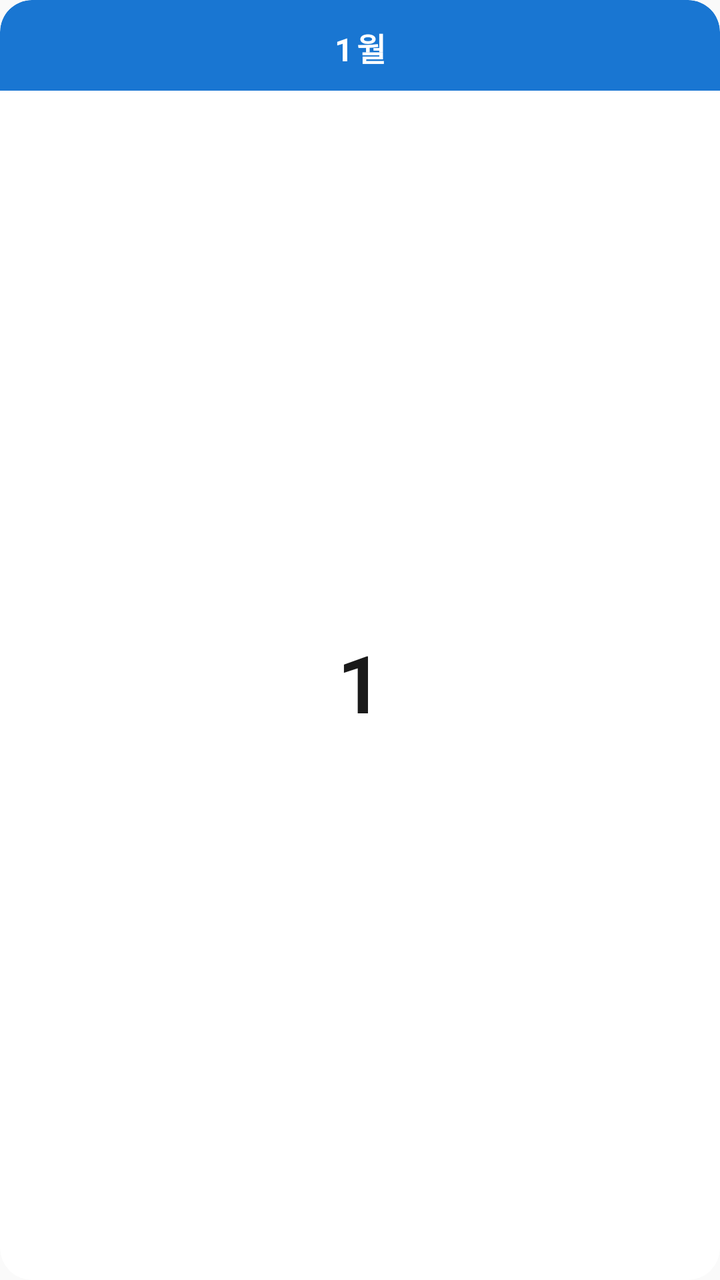
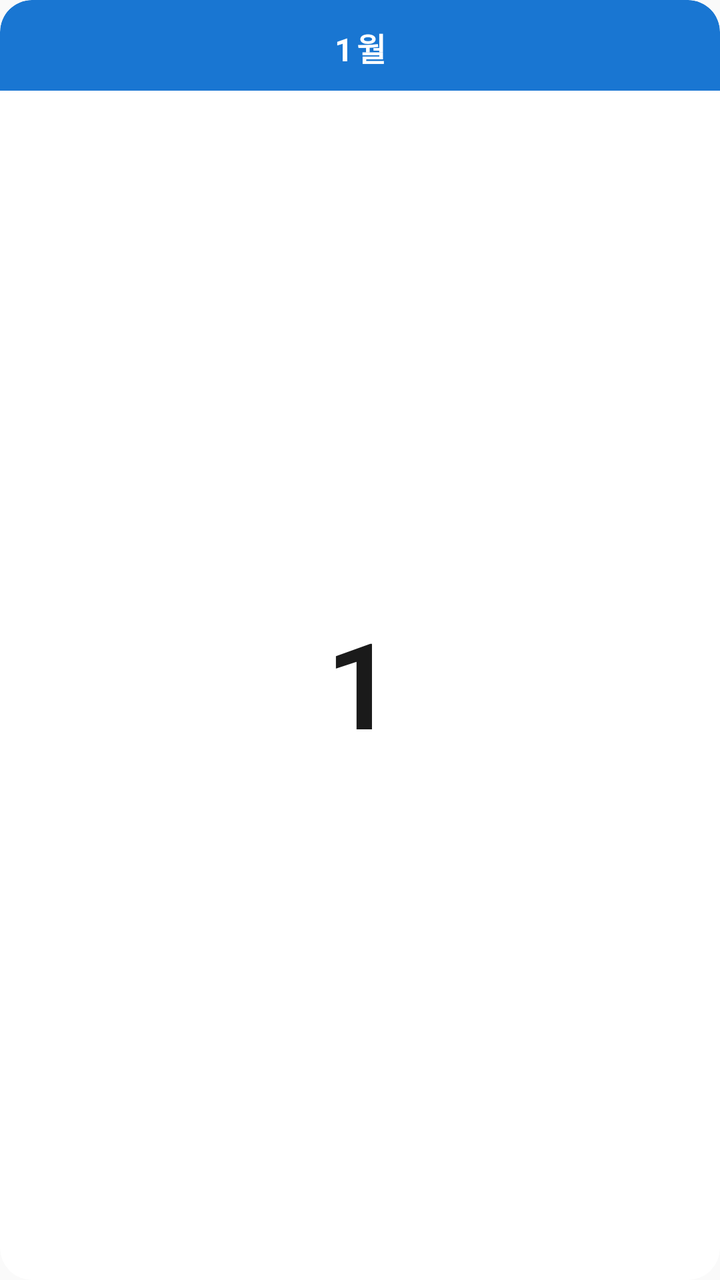

Compare the two renders of this Android layout. The source of the first and the diff that turns it into the second are given below.
<!-- AndroidManifest.xml: application theme AppTheme -->
<!-- res/layout/widget_layout_large.xml -->
<?xml version="1.0" encoding="utf-8"?>
<LinearLayout xmlns:android="http://schemas.android.com/apk/res/android"
    android:id="@+id/widget_container"
    android:layout_width="match_parent"
    android:layout_height="match_parent"
    android:orientation="vertical"
    android:gravity="center"
    android:background="@drawable/widget_background"
    android:clipToOutline="true">

    
    <TextView
        android:id="@+id/widget_month"
        android:layout_width="match_parent"
        android:layout_height="wrap_content"
        android:background="@drawable/widget_month_header"
        android:gravity="center"
        android:paddingTop="12dp"
        android:paddingBottom="10dp"
        android:text="1월"
        android:textColor="@color/white"
        android:textSize="16sp"
        android:textStyle="bold"
        android:letterSpacing="0.1" />

    
    <TextView
        android:id="@+id/widget_day"
        android:layout_width="match_parent"
        android:layout_height="0dp"
        android:layout_weight="1"
        android:paddingBottom="3dp"
        android:gravity="center_horizontal|center_vertical"
        android:textAlignment="center"
        android:text="1"
        android:textColor="@color/text_primary_light"
        android:textSize="40sp"
        android:textStyle="bold"
        android:fontFamily="sans-serif-light" />

</LinearLayout>
<!-- resources referenced by this layout -->
<resources>
  <color name="text_primary_light">#1A1A1A</color>
  <color name="white">#FFFFFF</color>
  <!-- drawable widget_background (drawable) -->
  <?xml version="1.0" encoding="utf-8"?>
  <shape xmlns:android="http://schemas.android.com/apk/res/android"
      android:shape="rectangle">
      <solid android:color="@color/white" />
      <corners android:radius="16dp" />
      <stroke
          android:width="0dp"
          android:color="@color/transparent" />
  </shape>
  <!-- drawable widget_month_header (drawable) -->
  <?xml version="1.0" encoding="utf-8"?>
  <shape xmlns:android="http://schemas.android.com/apk/res/android"
      android:shape="rectangle">
      <solid android:color="@color/accent_blue" />
      <corners
          android:topLeftRadius="16dp"
          android:topRightRadius="16dp"
          android:bottomLeftRadius="0dp"
          android:bottomRightRadius="0dp" />
  </shape>
  <style name="AppTheme" parent="Theme.AppCompat.DayNight.NoActionBar">
          
          <item name="android:editTextBackground">@drawable/rn_edit_text_material</item>
      </style>
  <color name="transparent">#00000000</color>
  <color name="accent_blue">#1976D2</color>
  <!-- drawable rn_edit_text_material (drawable) -->
  <?xml version="1.0" encoding="utf-8"?>
  <inset xmlns:android="http://schemas.android.com/apk/res/android"
         android:insetLeft="@dimen/abc_edit_text_inset_horizontal_material"
         android:insetRight="@dimen/abc_edit_text_inset_horizontal_material"
         android:insetTop="@dimen/abc_edit_text_inset_top_material"
         android:insetBottom="@dimen/abc_edit_text_inset_bottom_material"
         >
  
      <selector>
          
          <item android:state_enabled="false" android:drawable="@drawable/abc_textfield_default_mtrl_alpha"/>
          <item android:drawable="@drawable/abc_textfield_activated_mtrl_alpha"/>
      </selector>
  
  </inset>
</resources>

<!-- the commit's change to res/layout/widget_layout_large.xml (unified diff, before → after) -->
@@ -34,7 +34,7 @@
         android:textAlignment="center"
         android:text="1"
         android:textColor="@color/text_primary_light"
-        android:textSize="40sp"
+        android:textSize="60sp"
         android:textStyle="bold"
         android:fontFamily="sans-serif-light" />
 
